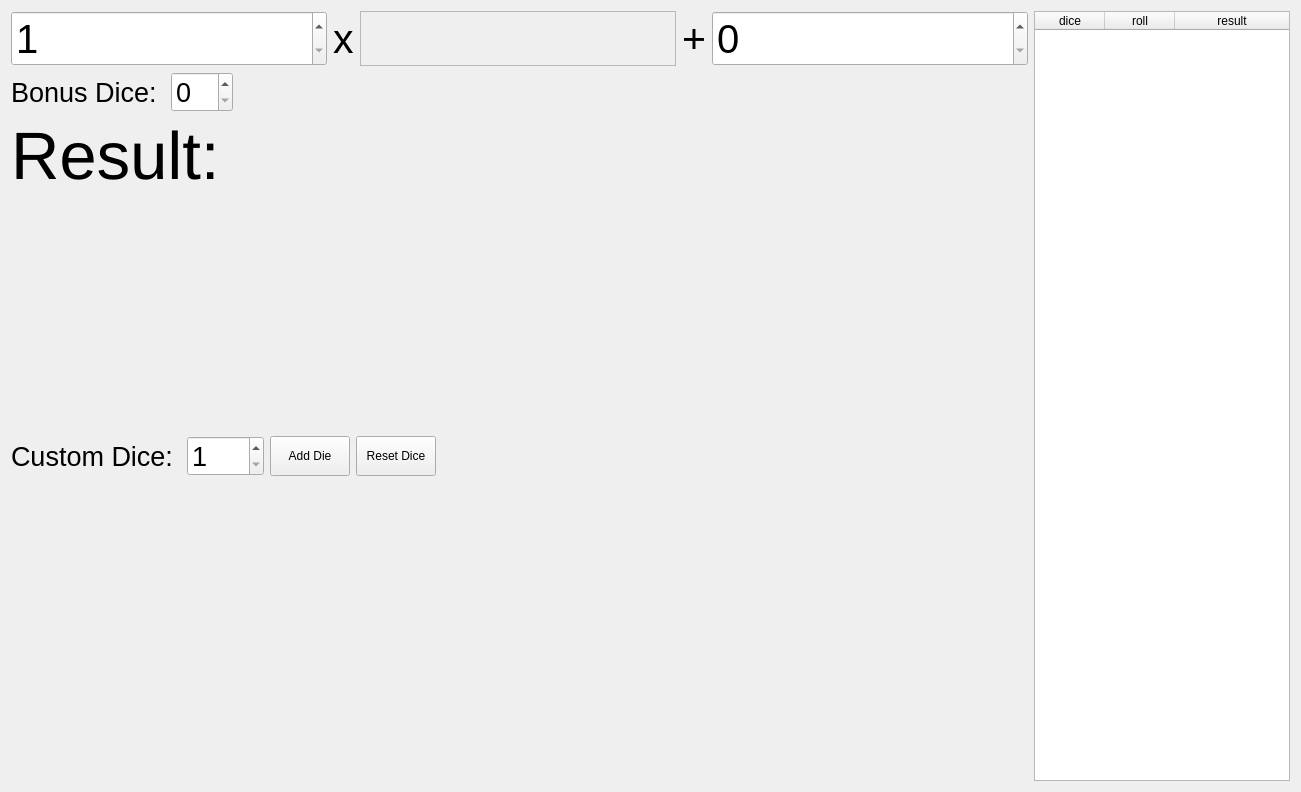
Before: the Qt Designer form tools/dicetool.ui in PhilInTheGaps/GM-Companion, drawn with Qt 5.
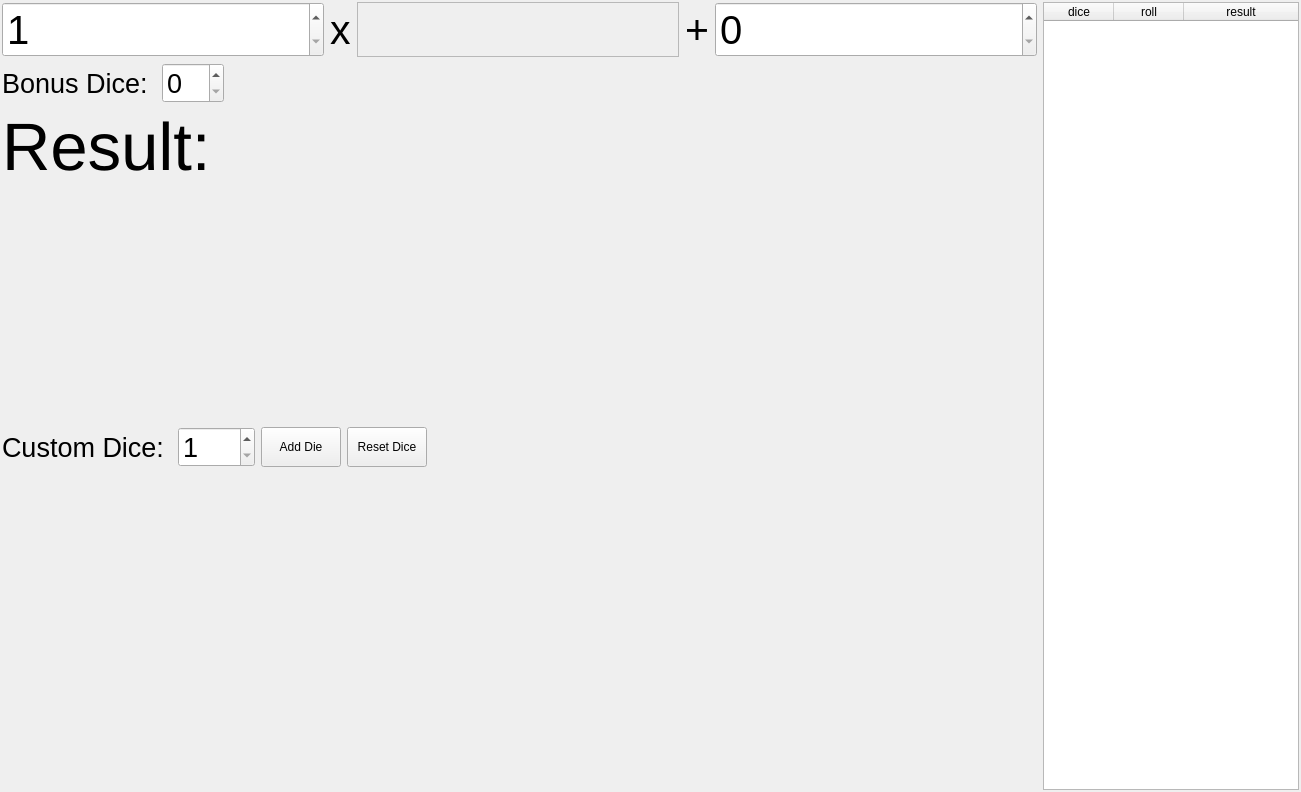
After: the same form once the commit is applied.

Commit message: Changed top layout margins to 2px

Diff of the .ui file:
```diff
--- a/tools/dicetool.ui
+++ b/tools/dicetool.ui
@@ -14,6 +14,18 @@
    <string>Form</string>
   </property>
   <layout class="QHBoxLayout" name="horizontalLayout">
+   <property name="leftMargin">
+    <number>2</number>
+   </property>
+   <property name="topMargin">
+    <number>2</number>
+   </property>
+   <property name="rightMargin">
+    <number>2</number>
+   </property>
+   <property name="bottomMargin">
+    <number>2</number>
+   </property>
    <item>
     <layout class="QVBoxLayout" name="verticalLayout">
      <item>
```
The commit also changes 6 other files.
